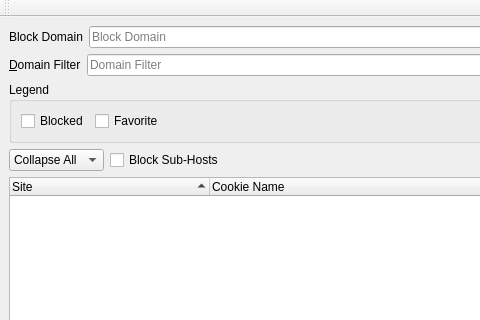
First picture: the form in UI/dooble_cookies_window.ui, repository textbrowser/dooble, before the edit; both pictures show x 0 to 480 and y 0 to 320 of the 700 by 600 pixel window.
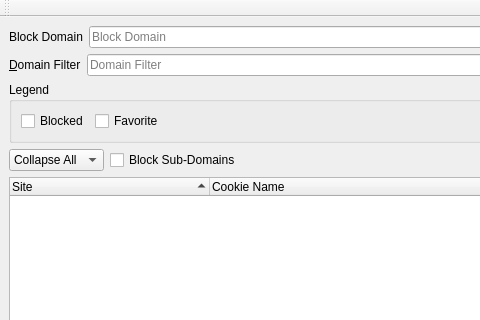
Second picture: the form after the edit. Icons and pictures are not drawn. Custom widgets are drawn as their Qt base class.

Commit message: Renamed text and variable.

```diff
--- a/UI/dooble_cookies_window.ui
+++ b/UI/dooble_cookies_window.ui
@@ -374,7 +374,7 @@
          <string>&lt;html&gt;&lt;head/&gt;&lt;body&gt;&lt;p&gt;Suppose the URL's host is abc.def.ghi.org. If this option is enabled and an entry such as .ghi.org (or ghi.org) exists and is checked, the cookie will be blocked. Otherwise, the cookie will be blocked if .abc.def.ghi.org (or abc.def.ghi.org) exists and is checked. &lt;/p&gt;&lt;/body&gt;&lt;/html&gt;</string>
         </property>
         <property name="text">
-         <string>Block Sub-Hosts</string>
+         <string>Block Sub-Domains</string>
         </property>
        </widget>
       </item>
```
Left out of the diff: 4 changed lines with no effect on the pictures. The commit also changes 2 other files.
